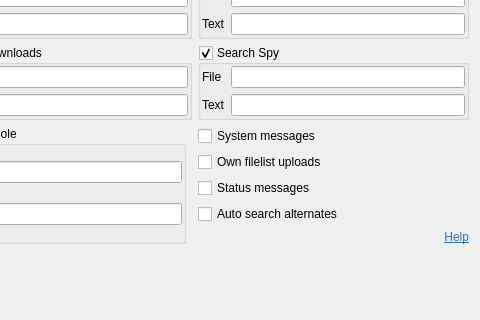
Old version of the form eiskaltdcpp-qt/ui/UISettingsLog.ui in the repository adrianov/eiskaltdcpp; both pictures show x 96 to 576 and y 211 to 531 of the 576 by 531 pixel window.
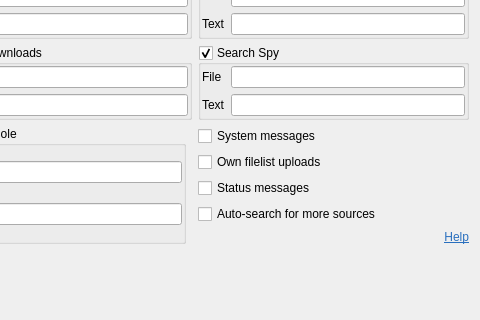
New version of the form. Custom widgets are drawn as their Qt base class.

Commit message: fix: keep queue auto-search limited to exact TTH matches

The edit to the form file:
```diff
--- a/eiskaltdcpp-qt/ui/UISettingsLog.ui
+++ b/eiskaltdcpp-qt/ui/UISettingsLog.ui
@@ -405,7 +405,7 @@
         </sizepolicy>
        </property>
        <property name="text">
-        <string>Auto search alternates</string>
+        <string>Auto-search for more sources</string>
        </property>
       </widget>
      </item>
```
The commit also changes 20 other files.
